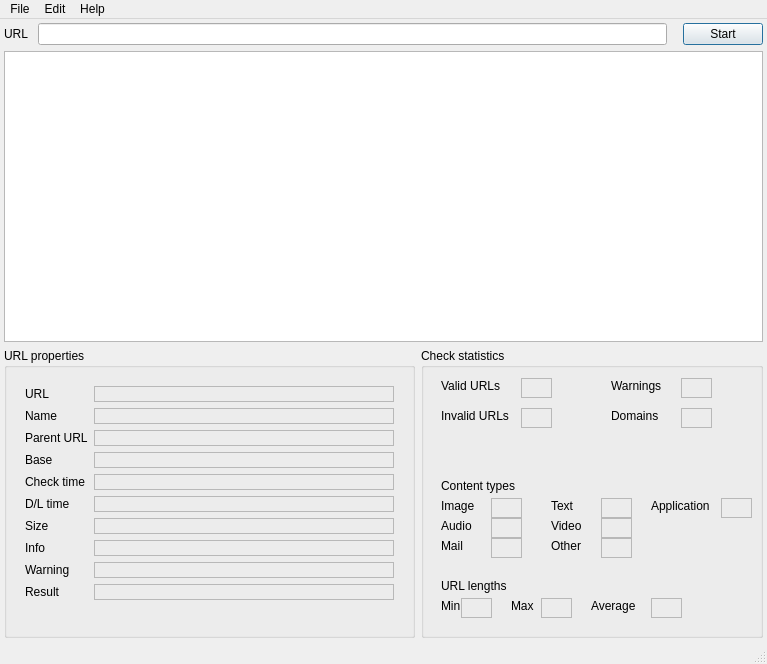
Old version of the form linkcheck/gui/ui/main.ui in the repository wummel/linkchecker.
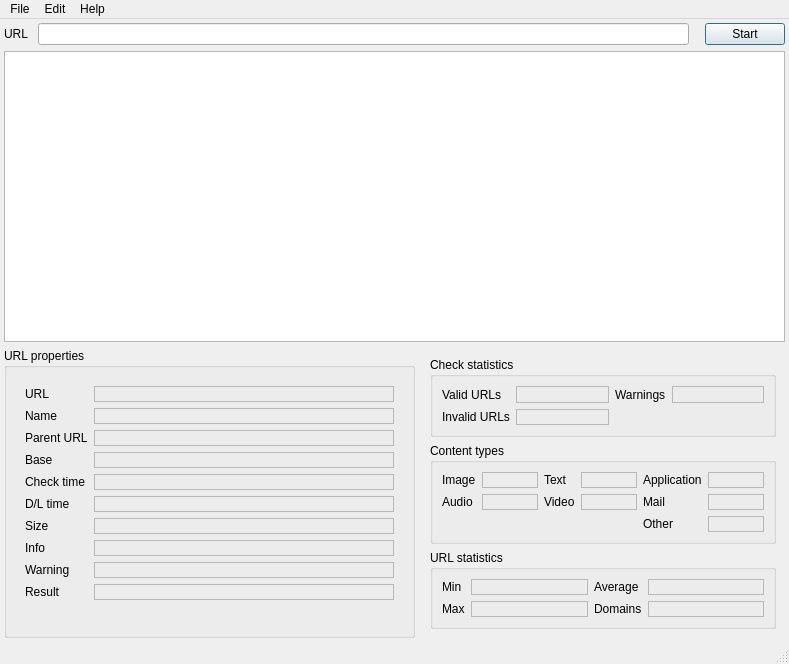
New version of the form. Icons and pictures are not drawn. Custom widgets are drawn as their Qt base class.

Commit message: Layout the statistics widgets.

What changed in the file:
```diff
--- a/linkcheck/gui/ui/main.ui
+++ b/linkcheck/gui/ui/main.ui
@@ -6,7 +6,7 @@
    <rect>
     <x>0</x>
     <y>0</y>
-    <width>767</width>
+    <width>789</width>
     <height>664</height>
    </rect>
   </property>
@@ -542,339 +542,265 @@
        </widget>
       </item>
       <item>
-       <widget class="QGroupBox" name="statistics">
+       <widget class="QFrame" name="statistics">
         <property name="sizePolicy">
          <sizepolicy hsizetype="Expanding" vsizetype="Preferred">
           <horstretch>0</horstretch>
           <verstretch>0</verstretch>
          </sizepolicy>
         </property>
+        <property name="lineWidth">
+         <number>0</number>
+        </property>
+        <layout class="QVBoxLayout" name="verticalLayout_2">
+         <item>
+          <widget class="QGroupBox" name="groupBox">
         <property name="title">
          <string>Check statistics</string>
         </property>
-        <property name="alignment">
-         <set>Qt::AlignLeading|Qt::AlignLeft|Qt::AlignTop</set>
-        </property>
-        <widget class="QLabel" name="label_14">
-         <property name="geometry">
-          <rect>
-           <x>190</x>
-           <y>60</y>
-           <width>57</width>
-           <height>15</height>
-          </rect>
-         </property>
+           <layout class="QGridLayout" name="gridLayout">
+            <item row="0" column="0">
+             <widget class="QLabel" name="label_24">
+              <property name="text">
+               <string>Valid URLs</string>
+              </property>
+             </widget>
+            </item>
+            <item row="0" column="1">
+             <widget class="QLabel" name="stats_valid_urls">
+              <property name="sizePolicy">
+               <sizepolicy hsizetype="MinimumExpanding" vsizetype="Preferred">
+                <horstretch>0</horstretch>
+                <verstretch>0</verstretch>
+               </sizepolicy>
+              </property>
+              <property name="frameShape">
+               <enum>QFrame::StyledPanel</enum>
+              </property>
+              <property name="frameShadow">
+               <enum>QFrame::Sunken</enum>
+              </property>
          <property name="text">
-          <string>Domains</string>
-         </property>
-        </widget>
-        <widget class="QLabel" name="label_15">
-         <property name="geometry">
-          <rect>
-           <x>20</x>
-           <y>130</y>
-           <width>101</width>
-           <height>16</height>
-          </rect>
-         </property>
+               <string/>
+              </property>
+              <property name="textFormat">
+               <enum>Qt::RichText</enum>
+              </property>
+              <property name="openExternalLinks">
+               <bool>true</bool>
+              </property>
+             </widget>
+            </item>
+            <item row="0" column="2">
+             <widget class="QLabel" name="label_26">
+              <property name="text">
+               <string>Warnings</string>
+              </property>
+             </widget>
+            </item>
+            <item row="0" column="3">
+             <widget class="QLabel" name="stats_warnings">
+              <property name="sizePolicy">
+               <sizepolicy hsizetype="MinimumExpanding" vsizetype="Preferred">
+                <horstretch>0</horstretch>
+                <verstretch>0</verstretch>
+               </sizepolicy>
+              </property>
+              <property name="frameShape">
+               <enum>QFrame::StyledPanel</enum>
+              </property>
+              <property name="frameShadow">
+               <enum>QFrame::Sunken</enum>
+              </property>
          <property name="text">
+               <string/>
+              </property>
+              <property name="textFormat">
+               <enum>Qt::RichText</enum>
+              </property>
+              <property name="openExternalLinks">
+               <bool>true</bool>
+              </property>
+             </widget>
+            </item>
+            <item row="1" column="0">
+             <widget class="QLabel" name="label_25">
+              <property name="text">
+               <string>Invalid URLs</string>
+              </property>
+             </widget>
+            </item>
+            <item row="1" column="1">
+             <widget class="QLabel" name="stats_invalid_urls">
+              <property name="sizePolicy">
+               <sizepolicy hsizetype="MinimumExpanding" vsizetype="Preferred">
+                <horstretch>0</horstretch>
+                <verstretch>0</verstretch>
+               </sizepolicy>
+              </property>
+              <property name="frameShape">
+               <enum>QFrame::StyledPanel</enum>
+              </property>
+              <property name="frameShadow">
+               <enum>QFrame::Sunken</enum>
+              </property>
+              <property name="text">
+               <string/>
+              </property>
+              <property name="textFormat">
+               <enum>Qt::RichText</enum>
+              </property>
+              <property name="openExternalLinks">
+               <bool>true</bool>
+              </property>
+             </widget>
+            </item>
+           </layout>
+          </widget>
+         </item>
+         <item>
+          <widget class="QGroupBox" name="groupBox_3">
+           <property name="title">
           <string>Content types</string>
          </property>
-        </widget>
-        <widget class="QLabel" name="label_16">
-         <property name="geometry">
-          <rect>
-           <x>20</x>
-           <y>230</y>
-           <width>101</width>
-           <height>16</height>
-          </rect>
-         </property>
-         <property name="text">
-          <string>URL lengths</string>
-         </property>
-        </widget>
-        <widget class="QLabel" name="label_18">
-         <property name="geometry">
-          <rect>
-           <x>20</x>
-           <y>250</y>
-           <width>31</width>
-           <height>16</height>
-          </rect>
-         </property>
-         <property name="text">
-          <string>Min</string>
-         </property>
-        </widget>
-        <widget class="QLabel" name="label_19">
-         <property name="geometry">
-          <rect>
-           <x>90</x>
-           <y>250</y>
-           <width>31</width>
-           <height>16</height>
-          </rect>
-         </property>
-         <property name="text">
-          <string>Max</string>
-         </property>
-        </widget>
-        <widget class="QLabel" name="label_20">
-         <property name="geometry">
-          <rect>
-           <x>170</x>
-           <y>250</y>
-           <width>57</width>
-           <height>15</height>
-          </rect>
-         </property>
-         <property name="text">
-          <string>Average</string>
-         </property>
-        </widget>
-        <widget class="QLabel" name="stats_domains">
-         <property name="geometry">
-          <rect>
-           <x>260</x>
-           <y>60</y>
-           <width>31</width>
-           <height>20</height>
-          </rect>
-         </property>
-         <property name="sizePolicy">
-          <sizepolicy hsizetype="MinimumExpanding" vsizetype="Preferred">
-           <horstretch>0</horstretch>
-           <verstretch>0</verstretch>
-          </sizepolicy>
-         </property>
-         <property name="frameShape">
-          <enum>QFrame::StyledPanel</enum>
-         </property>
-         <property name="frameShadow">
-          <enum>QFrame::Sunken</enum>
-         </property>
-         <property name="text">
-          <string/>
-         </property>
-         <property name="textFormat">
-          <enum>Qt::RichText</enum>
-         </property>
-         <property name="openExternalLinks">
-          <bool>true</bool>
-         </property>
-        </widget>
-        <widget class="QLabel" name="stats_url_avglen">
-         <property name="geometry">
-          <rect>
-           <x>230</x>
-           <y>250</y>
-           <width>31</width>
-           <height>20</height>
-          </rect>
-         </property>
-         <property name="sizePolicy">
-          <sizepolicy hsizetype="MinimumExpanding" vsizetype="Preferred">
-           <horstretch>0</horstretch>
-           <verstretch>0</verstretch>
-          </sizepolicy>
-         </property>
-         <property name="frameShape">
-          <enum>QFrame::StyledPanel</enum>
-         </property>
-         <property name="frameShadow">
-          <enum>QFrame::Sunken</enum>
-         </property>
-         <property name="text">
-          <string/>
-         </property>
-         <property name="textFormat">
-          <enum>Qt::RichText</enum>
-         </property>
-         <property name="openExternalLinks">
-          <bool>true</bool>
-         </property>
-        </widget>
-        <widget class="QLabel" name="stats_url_maxlen">
-         <property name="geometry">
-          <rect>
-           <x>120</x>
-           <y>250</y>
-           <width>31</width>
-           <height>20</height>
-          </rect>
-         </property>
-         <property name="sizePolicy">
-          <sizepolicy hsizetype="MinimumExpanding" vsizetype="Preferred">
-           <horstretch>0</horstretch>
-           <verstretch>0</verstretch>
-          </sizepolicy>
-         </property>
-         <property name="frameShape">
-          <enum>QFrame::StyledPanel</enum>
-         </property>
-         <property name="frameShadow">
-          <enum>QFrame::Sunken</enum>
-         </property>
-         <property name="text">
-          <string/>
-         </property>
-         <property name="textFormat">
-          <enum>Qt::RichText</enum>
-         </property>
-         <property name="openExternalLinks">
-          <bool>true</bool>
-         </property>
-        </widget>
-        <widget class="QLabel" name="stats_url_minlen">
-         <property name="geometry">
-          <rect>
-           <x>40</x>
-           <y>250</y>
-           <width>31</width>
-           <height>20</height>
-          </rect>
-         </property>
-         <property name="sizePolicy">
-          <sizepolicy hsizetype="MinimumExpanding" vsizetype="Preferred">
-           <horstretch>0</horstretch>
-           <verstretch>0</verstretch>
-          </sizepolicy>
-         </property>
-         <property name="frameShape">
-          <enum>QFrame::StyledPanel</enum>
-         </property>
-         <property name="frameShadow">
-          <enum>QFrame::Sunken</enum>
-         </property>
-         <property name="text">
-          <string/>
-         </property>
-         <property name="textFormat">
-          <enum>Qt::RichText</enum>
-         </property>
-         <property name="openExternalLinks">
-          <bool>true</bool>
-         </property>
-        </widget>
+           <layout class="QGridLayout" name="gridLayout_2">
+            <item row="0" column="0">
         <widget class="QLabel" name="label_6">
-         <property name="geometry">
-          <rect>
-           <x>20</x>
-           <y>150</y>
-           <width>57</width>
-           <height>15</height>
-          </rect>
-         </property>
          <property name="text">
           <string>Image</string>
          </property>
         </widget>
+            </item>
+            <item row="0" column="1">
+             <widget class="QLabel" name="stats_content_image">
+              <property name="sizePolicy">
+               <sizepolicy hsizetype="MinimumExpanding" vsizetype="Preferred">
+                <horstretch>0</horstretch>
+                <verstretch>0</verstretch>
+               </sizepolicy>
+              </property>
+              <property name="frameShape">
+               <enum>QFrame::StyledPanel</enum>
+              </property>
+              <property name="frameShadow">
+               <enum>QFrame::Sunken</enum>
+              </property>
+              <property name="text">
+               <string/>
+              </property>
+              <property name="textFormat">
+               <enum>Qt::RichText</enum>
+              </property>
+              <property name="openExternalLinks">
+               <bool>true</bool>
+              </property>
+             </widget>
+            </item>
+            <item row="0" column="2">
         <widget class="QLabel" name="label_13">
-         <property name="geometry">
-          <rect>
-           <x>130</x>
-           <y>150</y>
-           <width>57</width>
-           <height>15</height>
-          </rect>
-         </property>
          <property name="text">
           <string>Text</string>
          </property>
         </widget>
+            </item>
+            <item row="0" column="3">
+             <widget class="QLabel" name="stats_content_text">
+              <property name="sizePolicy">
+               <sizepolicy hsizetype="MinimumExpanding" vsizetype="Preferred">
+                <horstretch>0</horstretch>
+                <verstretch>0</verstretch>
+               </sizepolicy>
+              </property>
+              <property name="frameShape">
+               <enum>QFrame::StyledPanel</enum>
+              </property>
+              <property name="frameShadow">
+               <enum>QFrame::Sunken</enum>
+              </property>
+              <property name="text">
+               <string/>
+              </property>
+              <property name="textFormat">
+               <enum>Qt::RichText</enum>
+              </property>
+              <property name="openExternalLinks">
+               <bool>true</bool>
+              </property>
+             </widget>
+            </item>
+            <item row="0" column="4">
+             <widget class="QLabel" name="label_27">
+              <property name="text">
+               <string>Application</string>
+              </property>
+             </widget>
+            </item>
+            <item row="0" column="5">
+             <widget class="QLabel" name="stats_content_application">
+              <property name="sizePolicy">
+               <sizepolicy hsizetype="MinimumExpanding" vsizetype="Preferred">
+                <horstretch>0</horstretch>
+                <verstretch>0</verstretch>
+               </sizepolicy>
+              </property>
+              <property name="frameShape">
+               <enum>QFrame::StyledPanel</enum>
+              </property>
+              <property name="frameShadow">
+               <enum>QFrame::Sunken</enum>
+              </property>
+              <property name="text">
+               <string/>
+              </property>
+              <property name="textFormat">
+               <enum>Qt::RichText</enum>
+              </property>
+              <property name="openExternalLinks">
+               <bool>true</bool>
+              </property>
+             </widget>
+            </item>
+            <item row="1" column="0">
         <widget class="QLabel" name="label_17">
-         <property name="geometry">
-          <rect>
-           <x>20</x>
-           <y>170</y>
-           <width>57</width>
-           <height>15</height>
-          </rect>
-         </property>
          <property name="text">
           <string>Audio</string>
          </property>
         </widget>
+            </item>
+            <item row="1" column="1">
+             <widget class="QLabel" name="stats_content_audio">
+              <property name="sizePolicy">
+               <sizepolicy hsizetype="MinimumExpanding" vsizetype="Preferred">
+                <horstretch>0</horstretch>
+                <verstretch>0</verstretch>
+               </sizepolicy>
+              </property>
+              <property name="frameShape">
+               <enum>QFrame::StyledPanel</enum>
+              </property>
+              <property name="frameShadow">
+               <enum>QFrame::Sunken</enum>
+              </property>
+              <property name="text">
+               <string/>
+              </property>
+              <property name="textFormat">
+               <enum>Qt::RichText</enum>
+              </property>
+              <property name="openExternalLinks">
+               <bool>true</bool>
+              </property>
+             </widget>
+            </item>
+            <item row="1" column="2">
         <widget class="QLabel" name="label_21">
-         <property name="geometry">
-          <rect>
-           <x>130</x>
-           <y>170</y>
-           <width>57</width>
-           <height>15</height>
-          </rect>
-         </property>
          <property name="text">
           <string>Video</string>
          </property>
         </widget>
-        <widget class="QLabel" name="label_22">
-         <property name="geometry">
-          <rect>
-           <x>20</x>
-           <y>190</y>
-           <width>57</width>
-           <height>15</height>
-          </rect>
-         </property>
-         <property name="text">
-          <string>Mail</string>
-         </property>
-        </widget>
-        <widget class="QLabel" name="label_23">
-         <property name="geometry">
-          <rect>
-           <x>130</x>
-           <y>190</y>
-           <width>57</width>
-           <height>15</height>
-          </rect>
-         </property>
-         <property name="text">
-          <string>Other</string>
-         </property>
-        </widget>
-        <widget class="QLabel" name="stats_content_text">
-         <property name="geometry">
-          <rect>
-           <x>180</x>
-           <y>150</y>
-           <width>31</width>
-           <height>20</height>
-          </rect>
-         </property>
-         <property name="sizePolicy">
-          <sizepolicy hsizetype="MinimumExpanding" vsizetype="Preferred">
-           <horstretch>0</horstretch>
-           <verstretch>0</verstretch>
-          </sizepolicy>
-         </property>
-         <property name="frameShape">
-          <enum>QFrame::StyledPanel</enum>
-         </property>
-         <property name="frameShadow">
-          <enum>QFrame::Sunken</enum>
-         </property>
-         <property name="text">
-          <string/>
-         </property>
-         <property name="textFormat">
-          <enum>Qt::RichText</enum>
-         </property>
-         <property name="openExternalLinks">
-          <bool>true</bool>
-         </property>
-        </widget>
+            </item>
+            <item row="1" column="3">
         <widget class="QLabel" name="stats_content_video">
-         <property name="geometry">
-          <rect>
-           <x>180</x>
-           <y>170</y>
-           <width>31</width>
-           <height>20</height>
-          </rect>
-         </property>
          <property name="sizePolicy">
           <sizepolicy hsizetype="MinimumExpanding" vsizetype="Preferred">
            <horstretch>0</horstretch>
@@ -897,15 +823,9 @@
           <bool>true</bool>
          </property>
         </widget>
+            </item>
+            <item row="2" column="5">
         <widget class="QLabel" name="stats_content_other">
-         <property name="geometry">
-          <rect>
-           <x>180</x>
-           <y>190</y>
-           <width>31</width>
-           <height>20</height>
-          </rect>
-         </property>
          <property name="sizePolicy">
           <sizepolicy hsizetype="MinimumExpanding" vsizetype="Preferred">
            <horstretch>0</horstretch>
@@ -928,77 +848,16 @@
           <bool>true</bool>
          </property>
         </widget>
-        <widget class="QLabel" name="stats_content_image">
-         <property name="geometry">
-          <rect>
-           <x>70</x>
-           <y>150</y>
-           <width>31</width>
-           <height>20</height>
-          </rect>
-         </property>
-         <property name="sizePolicy">
-          <sizepolicy hsizetype="MinimumExpanding" vsizetype="Preferred">
-           <horstretch>0</horstretch>
-           <verstretch>0</verstretch>
-          </sizepolicy>
-         </property>
-         <property name="frameShape">
-          <enum>QFrame::StyledPanel</enum>
-         </property>
-         <property name="frameShadow">
-          <enum>QFrame::Sunken</enum>
-         </property>
+            </item>
+            <item row="2" column="4">
+             <widget class="QLabel" name="label_23">
          <property name="text">
-          <string/>
-         </property>
-         <property name="textFormat">
-          <enum>Qt::RichText</enum>
-         </property>
-         <property name="openExternalLinks">
-          <bool>true</bool>
-         </property>
-        </widget>
-        <widget class="QLabel" name="stats_content_audio">
-         <property name="geometry">
-          <rect>
-           <x>70</x>
-           <y>170</y>
-           <width>31</width>
-           <height>20</height>
-          </rect>
-         </property>
-         <property name="sizePolicy">
-          <sizepolicy hsizetype="MinimumExpanding" vsizetype="Preferred">
-           <horstretch>0</horstretch>
-           <verstretch>0</verstretch>
-          </sizepolicy>
-         </property>
-         <property name="frameShape">
-          <enum>QFrame::StyledPanel</enum>
-         </property>
-         <property name="frameShadow">
-          <enum>QFrame::Sunken</enum>
-         </property>
-         <property name="text">
-          <string/>
-         </property>
-         <property name="textFormat">
-          <enum>Qt::RichText</enum>
-         </property>
-         <property name="openExternalLinks">
-          <bool>true</bool>
-         </property>
-        </widget>
+               <string>Other</string>
+              </property>
+             </widget>
+            </item>
+            <item row="1" column="5">
         <widget class="QLabel" name="stats_content_mail">
-         <property name="geometry">
-          <rect>
-           <x>70</x>
-           <y>190</y>
-           <width>31</width>
-           <height>20</height>
-          </rect>
-         </property>
          <property name="sizePolicy">
           <sizepolicy hsizetype="MinimumExpanding" vsizetype="Preferred">
            <horstretch>0</horstretch>
@@ -1021,54 +880,32 @@
           <bool>true</bool>
          </property>
         </widget>
-        <widget class="QLabel" name="label_24">
-         <property name="geometry">
-          <rect>
-           <x>20</x>
-           <y>30</y>
-           <width>71</width>
-           <height>16</height>
-          </rect>
-         </property>
+            </item>
+            <item row="1" column="4">
+             <widget class="QLabel" name="label_22">
          <property name="text">
-          <string>Valid URLs</string>
-         </property>
-        </widget>
-        <widget class="QLabel" name="label_25">
-         <property name="geometry">
-          <rect>
-           <x>20</x>
-           <y>60</y>
-           <width>81</width>
-           <height>16</height>
-          </rect>
-         </property>
-         <property name="text">
-          <string>Invalid URLs</string>
-         </property>
-        </widget>
-        <widget class="QLabel" name="label_26">
-         <property name="geometry">
-          <rect>
-           <x>190</x>
-           <y>30</y>
-           <width>61</width>
-           <height>16</height>
-          </rect>
-         </property>
+               <string>Mail</string>
+              </property>
+             </widget>
+            </item>
+           </layout>
+          </widget>
+         </item>
+         <item>
+          <widget class="QGroupBox" name="groupBox_2">
+           <property name="title">
+            <string>URL statistics</string>
+           </property>
+           <layout class="QGridLayout" name="gridLayout_3">
+            <item row="0" column="0">
+             <widget class="QLabel" name="label_18">
          <property name="text">
-          <string>Warnings</string>
-         </property>
-        </widget>
-        <widget class="QLabel" name="stats_valid_urls">
-         <property name="geometry">
-          <rect>
-           <x>100</x>
-           <y>30</y>
-           <width>31</width>
-           <height>20</height>
-          </rect>
-         </property>
+               <string>Min</string>
+              </property>
+             </widget>
+            </item>
+            <item row="0" column="1">
+             <widget class="QLabel" name="stats_url_minlen">
          <property name="sizePolicy">
           <sizepolicy hsizetype="MinimumExpanding" vsizetype="Preferred">
            <horstretch>0</horstretch>
@@ -1091,15 +928,16 @@
           <bool>true</bool>
          </property>
         </widget>
-        <widget class="QLabel" name="stats_invalid_urls">
-         <property name="geometry">
-          <rect>
-           <x>100</x>
-           <y>60</y>
-           <width>31</width>
-           <height>20</height>
-          </rect>
-         </property>
+            </item>
+            <item row="0" column="2">
+             <widget class="QLabel" name="label_20">
+              <property name="text">
+               <string>Average</string>
+              </property>
+             </widget>
+            </item>
+            <item row="0" column="3">
+             <widget class="QLabel" name="stats_url_avglen">
          <property name="sizePolicy">
           <sizepolicy hsizetype="MinimumExpanding" vsizetype="Preferred">
            <horstretch>0</horstretch>
@@ -1122,15 +960,16 @@
           <bool>true</bool>
          </property>
         </widget>
-        <widget class="QLabel" name="stats_warnings">
-         <property name="geometry">
-          <rect>
-           <x>260</x>
-           <y>30</y>
-           <width>31</width>
-           <height>20</height>
-          </rect>
-         </property>
+            </item>
+            <item row="1" column="0">
+             <widget class="QLabel" name="label_19">
+              <property name="text">
+               <string>Max</string>
+              </property>
+             </widget>
+            </item>
+            <item row="1" column="1">
+             <widget class="QLabel" name="stats_url_maxlen">
          <property name="sizePolicy">
           <sizepolicy hsizetype="MinimumExpanding" vsizetype="Preferred">
            <horstretch>0</horstretch>
@@ -1153,28 +992,16 @@
           <bool>true</bool>
          </property>
         </widget>
-        <widget class="QLabel" name="label_27">
-         <property name="geometry">
-          <rect>
-           <x>230</x>
-           <y>150</y>
-           <width>71</width>
-           <height>16</height>
-          </rect>
-         </property>
+            </item>
+            <item row="1" column="2">
+             <widget class="QLabel" name="label_14">
          <property name="text">
-          <string>Application</string>
-         </property>
-        </widget>
-        <widget class="QLabel" name="stats_content_application">
-         <property name="geometry">
-          <rect>
-           <x>300</x>
-           <y>150</y>
-           <width>31</width>
-           <height>20</height>
-          </rect>
-         </property>
+               <string>Domains</string>
+              </property>
+             </widget>
+            </item>
+            <item row="1" column="3">
+             <widget class="QLabel" name="stats_domains">
          <property name="sizePolicy">
           <sizepolicy hsizetype="MinimumExpanding" vsizetype="Preferred">
            <horstretch>0</horstretch>
@@ -1197,6 +1024,11 @@
           <bool>true</bool>
          </property>
         </widget>
+            </item>
+           </layout>
+          </widget>
+         </item>
+        </layout>
        </widget>
       </item>
      </layout>
@@ -1208,7 +1040,7 @@
     <rect>
      <x>0</x>
      <y>0</y>
-     <width>767</width>
+     <width>789</width>
      <height>21</height>
     </rect>
    </property>
```
Lines whose indentation alone changed are shown as unchanged. The commit also changes 1 other file.
